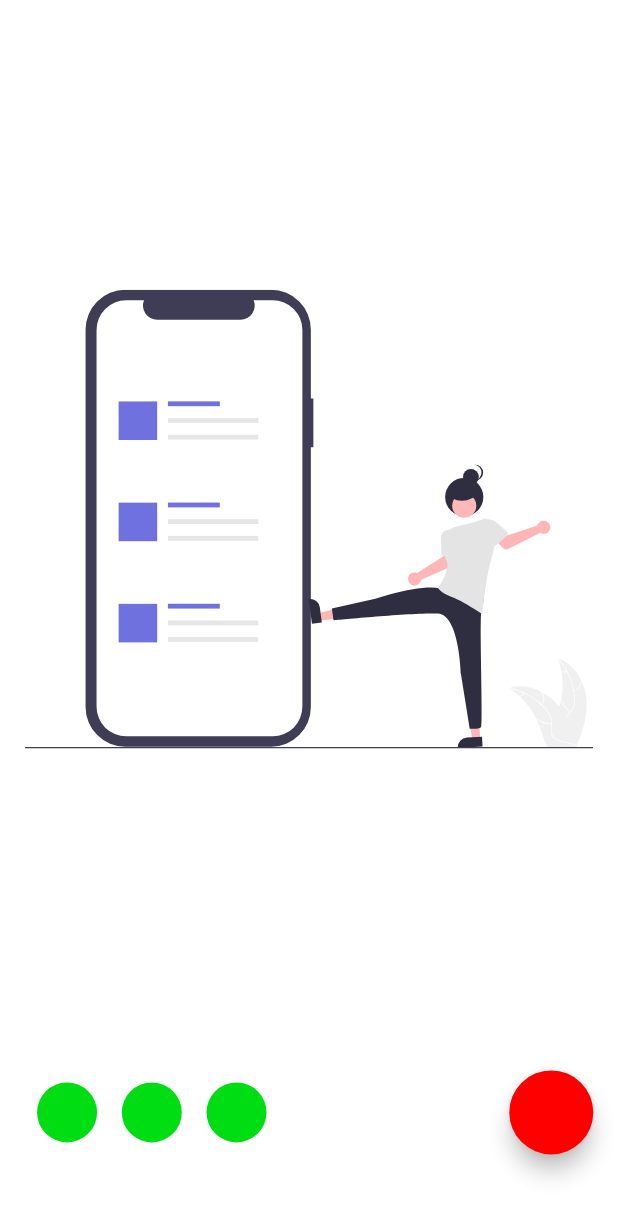
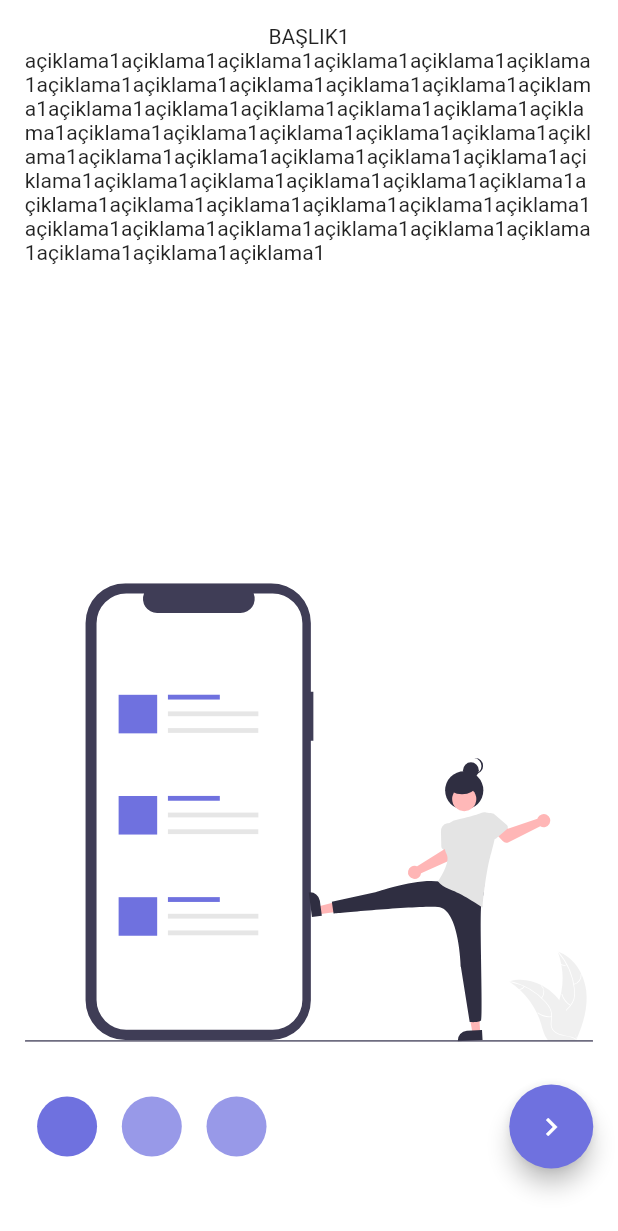
Before and after one commit to mysCod3r/kampus, a Flutter app: the screen it shows after launch, on a phone screen of 412 x 824 dp. Shown: the top 1231 px of the screen. Run offline on Flutter 3.47's test engine with Material 2 defaults, Android fonts, the light colour scheme and no system bars; our stand-ins replace easy_localization, firebase_core, flutter_svg; accounts and stored records are empty.

Commit message:
onboard is ready. will be editing later.

```diff
--- a/lib/core/constants/color_constant.dart
+++ b/lib/core/constants/color_constant.dart
@@ -4,6 +4,8 @@ class ColorConstants {
   static const BLACK = Color.fromRGBO(36, 36, 36, 1);
   static const WHITE = Color.fromRGBO(255, 255, 255, 1);
   static const BLUE = Color.fromRGBO(47, 128, 237, 1);
+  static const PURPLE = Color.fromRGBO(111, 113, 223, 1);
+  static const PURPLE_SH = Color.fromARGB(183, 111, 113, 223);
   static const RED = Color.fromRGBO(250, 102, 80, 1);
   static const GREY_1 = Color.fromRGBO(153, 153, 153, 1);
   static const GREY_2 = Color.fromRGBO(119, 119, 119, 1);
--- a/lib/main.dart
+++ b/lib/main.dart
@@ -8,12 +8,14 @@ import 'package:firebase_core/firebase_core.dart';
 import 'firebase_options.dart';
 
 import 'core/init/notifier/provider_notifier.dart';
+import 'product/init/notifier/product_providers.dart';
 
 Future<void> main() async {
   await _init();
   runApp(MultiProvider(
     providers: [
       ...ApplicationProvider.instance.dependItems,
+      ...ProductProvider.instance.authItems,
       //...ProductProvider.instance.uiChangesItems,
     ],
     child: EasyLocalization(
--- /dev/null
+++ b/lib/view/auth/onboard/model/onboard_model.dart
@@ -0,0 +1,7 @@
+class OnboardModel {
+  final String title;
+  final String description;
+  final String imagePath;
+
+  OnboardModel(this.title, this.description, this.imagePath);
+}
--- a/lib/view/auth/onboard/view/onboard_view.dart
+++ b/lib/view/auth/onboard/view/onboard_view.dart
@@ -1,7 +1,11 @@
 import 'package:flutter/material.dart';
 import 'package:flutter_svg/flutter_svg.dart';
+import 'package:kampus/core/constants/color_constant.dart';
 import 'package:kampus/core/extension/context_extension.dart';
-import 'package:kampus/view/_product/_constants/image_path_svg.dart';
+import 'package:kampus/view/auth/onboard/viewmodel/onboard_view_model.dart';
+import 'package:provider/provider.dart';
+
+import '../../../root/view/root_view.dart';
 
 class OnboardView extends StatelessWidget {
   const OnboardView({super.key});
@@ -14,7 +18,25 @@ class OnboardView extends StatelessWidget {
           padding: context.paddingNormal,
           child: Column(
             children: [
-              Expanded(flex: 5, child: SvgPicture.asset(SVGImagePaths.instance!.onboardSVG1)),
+              Expanded(
+                  flex: 2,
+                  child: Column(
+                    children: [
+                      Text(context.read<OnboardViewModel>().onboardItems[context.watch<OnboardViewModel>().currentIndex].title),
+                      Text(context.read<OnboardViewModel>().onboardItems[context.watch<OnboardViewModel>().currentIndex].description),
+                    ],
+                  )),
+              Expanded(
+                flex: 4,
+                child: PageView.builder(
+                  physics: const NeverScrollableScrollPhysics(),
+                  itemCount: context.read<OnboardViewModel>().onboardItems.length,
+                  itemBuilder: (context, index) => SvgPicture.asset(
+                    context.read<OnboardViewModel>().onboardItems[context.watch<OnboardViewModel>().currentIndex].imagePath,
+                    alignment: Alignment.bottomCenter,
+                  ),
+                ),
+              ),
               Expanded(
                   flex: 1,
                   child: Row(
@@ -22,16 +44,27 @@ class OnboardView extends StatelessWidget {
                     children: [
                       ListView.builder(
                         shrinkWrap: true,
-                        itemCount: 3,
+                        itemCount: context.read<OnboardViewModel>().onboardItems.length,
                         scrollDirection: Axis.horizontal,
                         itemBuilder: (context, index) => Padding(
                           padding: context.paddingLow,
-                          child: const CircleAvatar(backgroundColor: Color.fromARGB(255, 0, 222, 19)),
+                          child: CircleAvatar(backgroundColor: context.watch<OnboardViewModel>().currentIndex != index ? ColorConstants.PURPLE_SH : ColorConstants.PURPLE),
                         ),
                       ),
                       FloatingActionButton(
-                        backgroundColor: const Color.fromARGB(255, 255, 0, 0),
-                        onPressed: () {},
+                        backgroundColor: ColorConstants.PURPLE,
+                        onPressed: () {
+                          if (context.read<OnboardViewModel>().onboardItems.length - 1 == context.read<OnboardViewModel>().currentIndex) {
+                            Navigator.of(context).pushAndRemoveUntil(
+                                MaterialPageRoute(
+                                  builder: (context) => const RootView(),
+                                ),
+                                (route) => false);
+                          } else {
+                            context.read<OnboardViewModel>().changeIndex();
+                          }
+                        },
+                        child: const Icon(Icons.chevron_right_outlined),
                       )
                     ],
                   )),
--- a/lib/view/auth/onboard/viewmodel/onboard_view_model.dart
+++ b/lib/view/auth/onboard/viewmodel/onboard_view_model.dart
@@ -1,7 +1,19 @@
-import 'package:mobx/mobx.dart';
+import 'package:flutter/cupertino.dart';
 
-part 'onboard_view_model.g.dart';
+import '../../../_product/_constants/image_path_svg.dart';
+import '../model/onboard_model.dart';
 
-class OnboardViewModel = _OnboardViewModelBase with _$OnboardViewModel;
+class OnboardViewModel extends ChangeNotifier {
+  final List<OnboardModel> onboardItems = [
+    OnboardModel("BAŞLIK1", "açiklama1" * 50, SVGImagePaths.instance!.onboardSVG1),
+    OnboardModel("BAŞLIK2", "açiklama2" * 50, SVGImagePaths.instance!.onboardSVG2),
+    OnboardModel("BAŞLIK3", "açiklama3" * 50, SVGImagePaths.instance!.onboardSVG3)
+  ];
 
-abstract class _OnboardViewModelBase with Store {}
+  int currentIndex = 0;
+
+  void changeIndex() {
+    currentIndex += 1;
+    notifyListeners();
+  }
+}
```
Also changed, not shown: lib/product/init/notifier/product_providers.dart (+12 -22 lines), lib/view/auth/onboard/viewmodel/onboard_view_model.g.dart (deleted).
